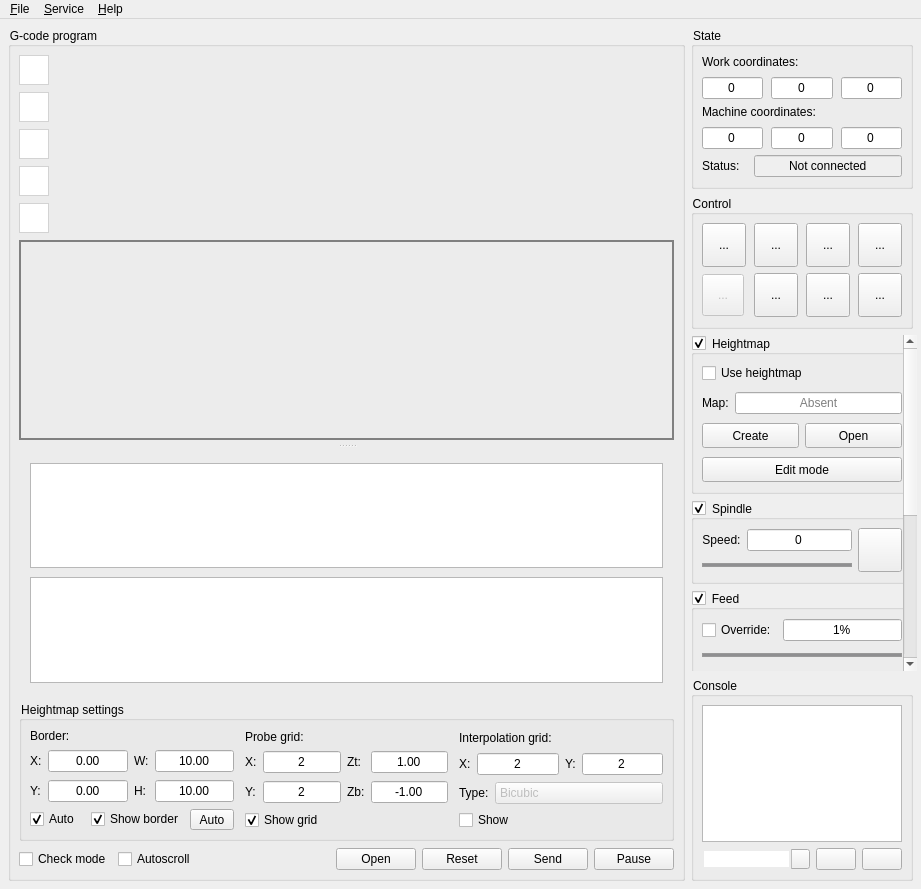
Qt form frmmain.ui (Denvi/Candle) before a commit.
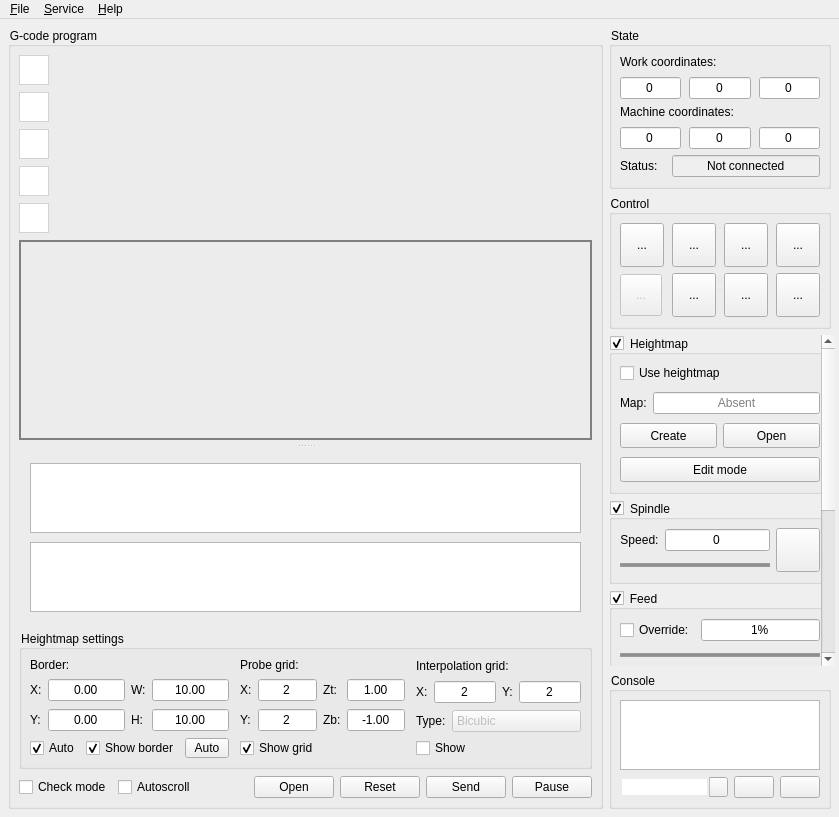
The same form after that commit. Icons and pictures are not drawn. Custom widgets are drawn as their Qt base class.

```diff
--- a/frmmain.ui
+++ b/frmmain.ui
@@ -6,8 +6,8 @@
    <rect>
     <x>0</x>
     <y>0</y>
-    <width>921</width>
-    <height>889</height>
+    <width>839</width>
+    <height>788</height>
    </rect>
   </property>
   <property name="palette">
@@ -1678,8 +1678,8 @@
           <rect>
            <x>0</x>
            <y>0</y>
-           <width>245</width>
-           <height>662</height>
+           <width>237</width>
+           <height>612</height>
           </rect>
          </property>
          <property name="sizePolicy">
@@ -2727,8 +2727,8 @@
     <rect>
      <x>0</x>
      <y>0</y>
-     <width>921</width>
-     <height>26</height>
+     <width>839</width>
+     <height>21</height>
     </rect>
    </property>
    <widget class="QMenu" name="mnuFile">
```
Left out of the diff: 4 changed lines with no effect on the pictures.
